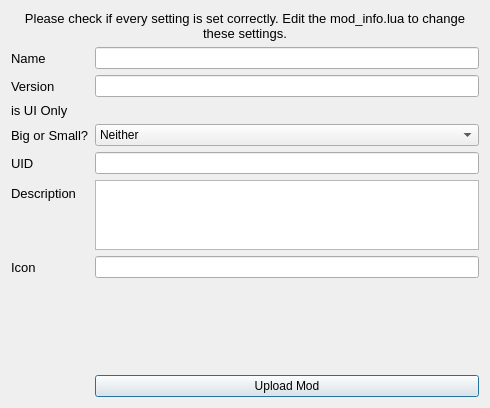
Qt form res/modvault/upload.ui (FAForever/client) before a commit.
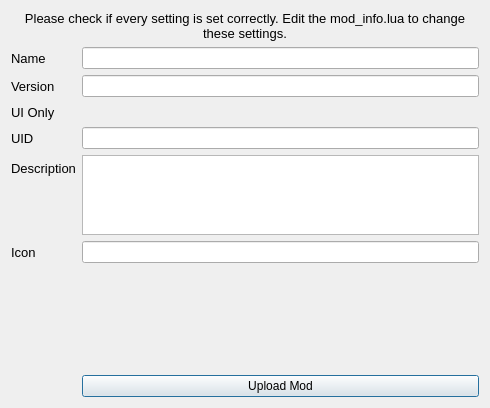
The same form after that commit.

Commit message: Big/small mods aren't a thing

```diff
--- a/res/modvault/upload.ui
+++ b/res/modvault/upload.ui
@@ -68,38 +68,6 @@
        </property>
       </widget>
      </item>
-     <item row="3" column="0">
-      <widget class="QLabel" name="label_4">
-       <property name="font">
-        <font>
-         <family>Segoe UI</family>
-         <pointsize>10</pointsize>
-        </font>
-       </property>
-       <property name="text">
-        <string>Big or Small?</string>
-       </property>
-      </widget>
-     </item>
-     <item row="3" column="1">
-      <widget class="QComboBox" name="SizeType">
-       <item>
-        <property name="text">
-         <string>Neither</string>
-        </property>
-       </item>
-       <item>
-        <property name="text">
-         <string>Big</string>
-        </property>
-       </item>
-       <item>
-        <property name="text">
-         <string>Small</string>
-        </property>
-       </item>
-      </widget>
-     </item>
      <item row="4" column="0">
       <widget class="QLabel" name="label_3">
        <property name="font">
@@ -213,7 +181,7 @@
         </font>
        </property>
        <property name="text">
-        <string>is UI Only</string>
+        <string>UI Only</string>
        </property>
       </widget>
      </item>
```
The commit also changes 1 other file.
